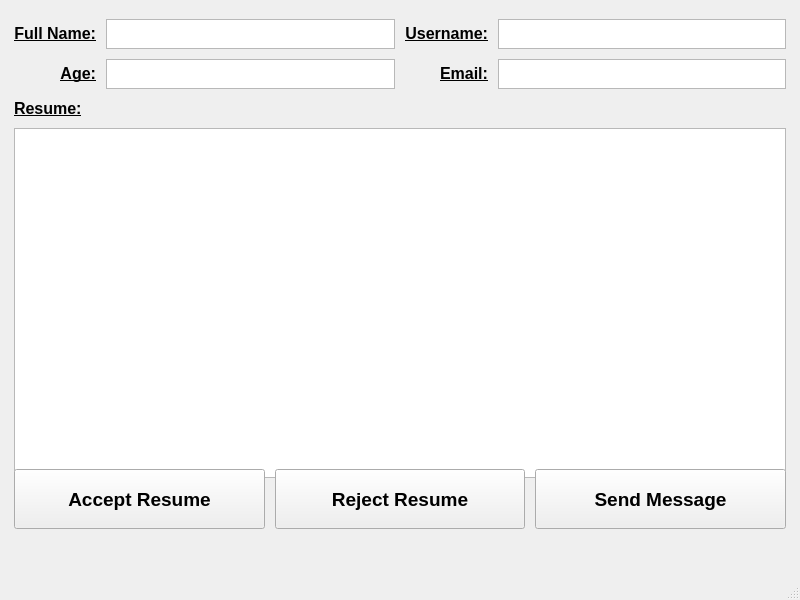
Qt form ui/My_Ads_Resume_Frame.ui (IvnGenza/EasyJob_39) before a commit.
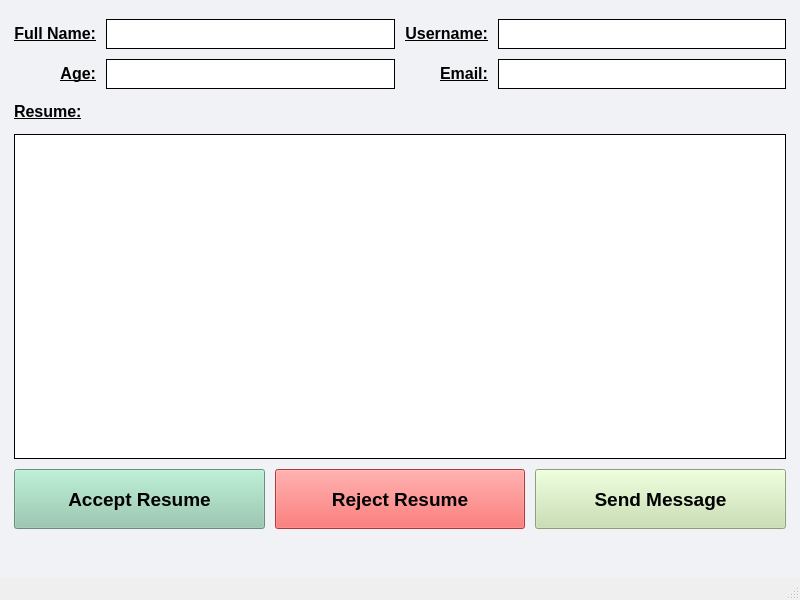
The same form after that commit.

```diff
--- a/ui/My_Ads_Resume_Frame.ui
+++ b/ui/My_Ads_Resume_Frame.ui
@@ -26,6 +26,9 @@
    <string>MainWindow</string>
   </property>
   <widget class="QWidget" name="centralwidget">
+   <property name="styleSheet">
+    <string notr="true">background-color:#F0F2F5;</string>
+   </property>
    <layout class="QHBoxLayout" name="horizontalLayout">
     <item>
      <layout class="QVBoxLayout" name="verticalLayout">
@@ -64,6 +67,10 @@
             <bold>false</bold>
            </font>
           </property>
+          <property name="styleSheet">
+           <string notr="true">background-color:white;
+border:1px solid black;</string>
+          </property>
          </widget>
         </item>
         <item row="0" column="1">
@@ -79,6 +86,10 @@
             <pointsize>12</pointsize>
            </font>
           </property>
+          <property name="styleSheet">
+           <string notr="true">background-color:white;
+border:1px solid black;</string>
+          </property>
           <property name="readOnly">
            <bool>true</bool>
           </property>
@@ -129,6 +140,10 @@
             <bold>false</bold>
            </font>
           </property>
+          <property name="styleSheet">
+           <string notr="true">background-color:white;
+border:1px solid black;</string>
+          </property>
           <property name="html">
            <string>&lt;!DOCTYPE HTML PUBLIC &quot;-//W3C//DTD HTML 4.0//EN&quot; &quot;http://www.w3.org/TR/REC-html40/strict.dtd&quot;&gt;
 &lt;html&gt;&lt;head&gt;&lt;meta name=&quot;qrichtext&quot; content=&quot;1&quot; /&gt;&lt;style type=&quot;text/css&quot;&gt;
@@ -187,6 +202,10 @@
             <pointsize>12</pointsize>
            </font>
           </property>
+          <property name="styleSheet">
+           <string notr="true">background-color:white;
+border:1px solid black;</string>
+          </property>
           <property name="html">
            <string>&lt;!DOCTYPE HTML PUBLIC &quot;-//W3C//DTD HTML 4.0//EN&quot; &quot;http://www.w3.org/TR/REC-html40/strict.dtd&quot;&gt;
 &lt;html&gt;&lt;head&gt;&lt;meta name=&quot;qrichtext&quot; content=&quot;1&quot; /&gt;&lt;style type=&quot;text/css&quot;&gt;
@@ -226,13 +245,13 @@
           <property name="minimumSize">
            <size>
             <width>0</width>
-            <height>350</height>
+            <height>315</height>
            </size>
           </property>
           <property name="maximumSize">
            <size>
             <width>16777215</width>
-            <height>350</height>
+            <height>325</height>
            </size>
           </property>
           <property name="font">
@@ -242,10 +261,17 @@
             <bold>false</bold>
            </font>
           </property>
+          <property name="styleSheet">
+           <string notr="true">background-color:white;
+border:1px solid black;</string>
+          </property>
          </widget>
         </item>
         <item>
          <layout class="QHBoxLayout" name="horizontalLayout_2">
+          <property name="topMargin">
+           <number>0</number>
+          </property>
           <item>
            <widget class="QPushButton" name="accept_resume_button">
             <property name="minimumSize">
@@ -270,6 +296,10 @@
             <property name="cursor">
              <cursorShape>PointingHandCursor</cursorShape>
             </property>
+            <property name="styleSheet">
+             <string notr="true">background-color:#90C8AC;
+</string>
+            </property>
             <property name="text">
              <string>Accept Resume</string>
             </property>
@@ -299,6 +329,9 @@
             <property name="cursor">
              <cursorShape>PointingHandCursor</cursorShape>
             </property>
+            <property name="styleSheet">
+             <string notr="true">background-color:#EF5350;</string>
+            </property>
             <property name="text">
              <string>Reject Resume</string>
             </property>
@@ -328,6 +361,9 @@
             <property name="cursor">
              <cursorShape>PointingHandCursor</cursorShape>
             </property>
+            <property name="styleSheet">
+             <string notr="true">background-color:#C4DFAA;</string>
+            </property>
             <property name="text">
              <string>Send Message</string>
             </property>
```
